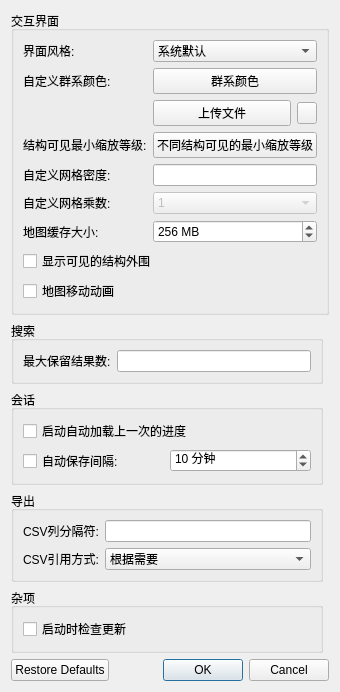
The window that src/configdialog.ui (SunnySlopes/cubiomes-viewer) describes before a commit, drawn with Qt 5.
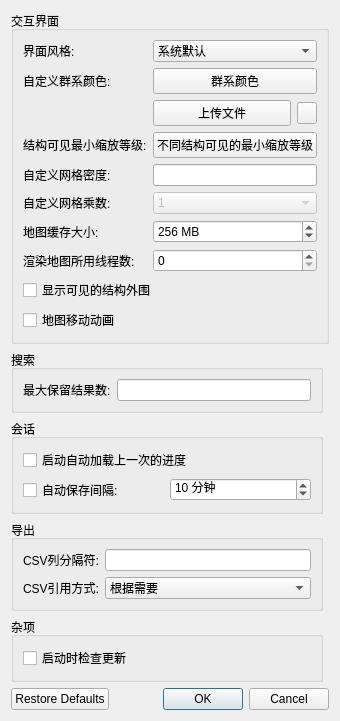
The same window after the commit. Icons and pictures are not drawn.

Diff of the .ui file:
```diff
--- a/src/configdialog.ui
+++ b/src/configdialog.ui
@@ -342,6 +342,16 @@
         </property>
        </widget>
       </item>
+      <item row="7" column="0" colspan="2">
+       <widget class="QLabel" name="label_9">
+        <property name="text">
+         <string>渲染地图所用线程数:</string>
+        </property>
+       </widget>
+      </item>
+      <item row="7" column="2" colspan="3">
+       <widget class="QSpinBox" name="spinThreads"/>
+      </item>
      </layout>
     </widget>
    </item>
```
